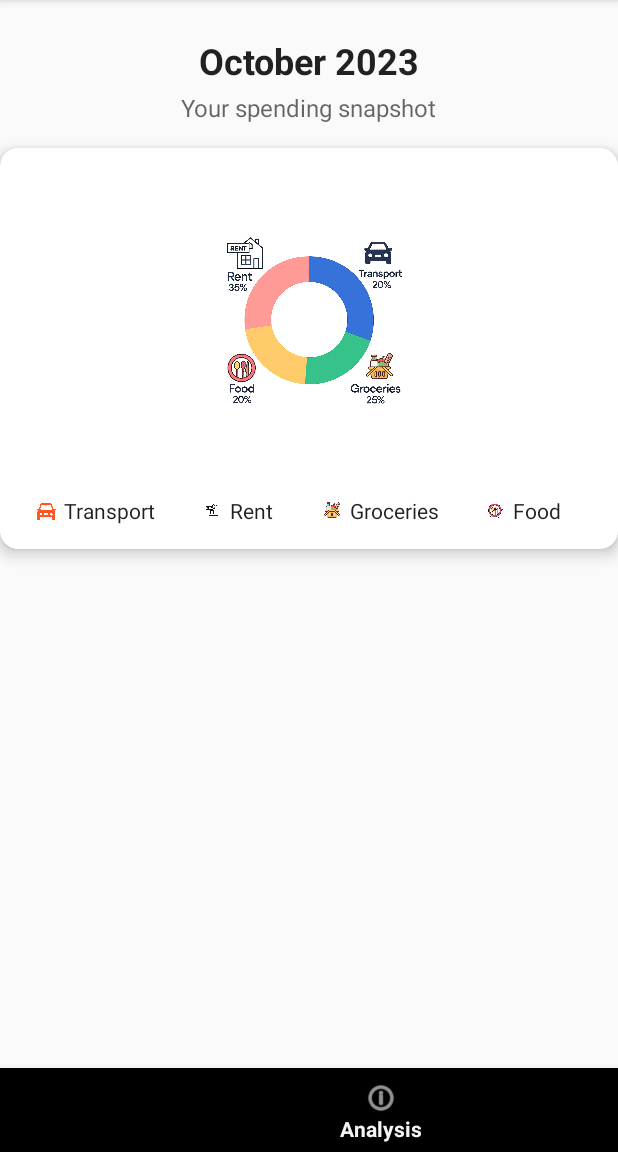
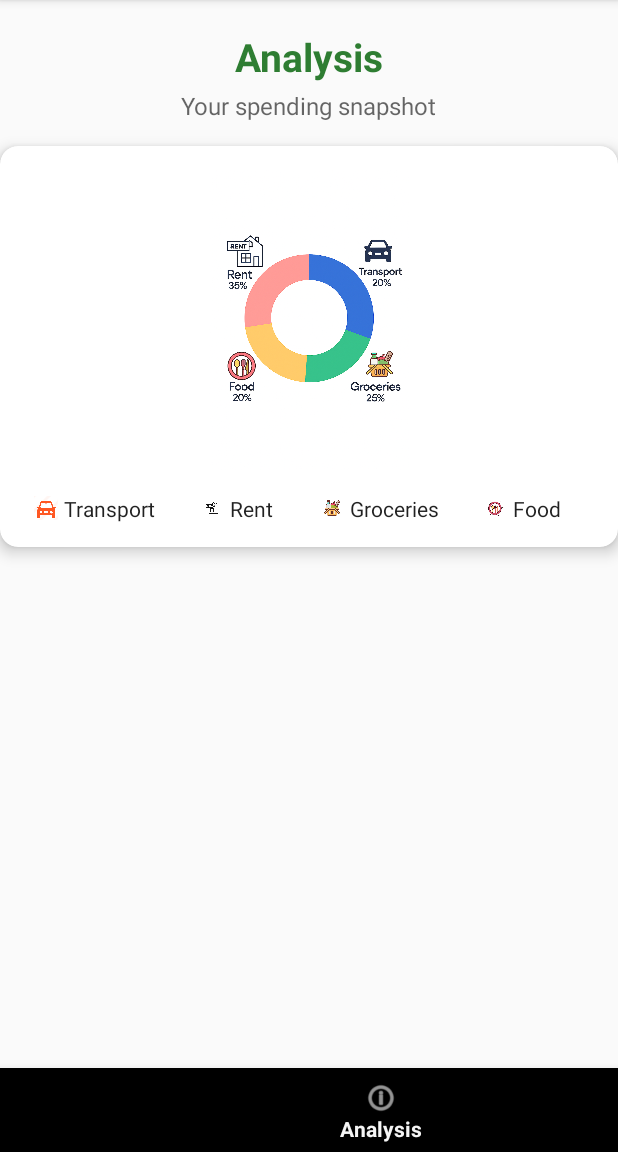
Before and after one commit to Tharun7075/FINTRACK, an Android app: the AnalysisActivity screen opened directly, with no data from a screen before it, on a phone screen of 412 x 824 dp, the part 84-1236 px from its top. Run offline under Robolectric (Android 15) with nearby library versions, the phone set to English and light mode, and no system bars.

Commit message:
Updated analysis layout page

```diff
--- a/app/src/main/res/layout/activity_analysis.xml
+++ b/app/src/main/res/layout/activity_analysis.xml
@@ -15,14 +15,14 @@
         android:id="@+id/monthTitle"
         android:layout_width="wrap_content"
         android:layout_height="wrap_content"
-        android:text="October 2023"
-        android:textSize="24sp"
+        android:text="Analysis"
+        android:layout_marginTop="20dp"
+        android:textSize="26sp"
         android:textStyle="bold"
-        android:textColor="?android:textColorPrimary"
+        android:textColor="#2E7D32"
         app:layout_constraintTop_toTopOf="parent"
         app:layout_constraintStart_toStartOf="parent"
-        app:layout_constraintEnd_toEndOf="parent"
-        android:layout_marginTop="24dp" />
+        app:layout_constraintEnd_toEndOf="parent"/>
 
     <!-- Subtitle -->
     <TextView
```
